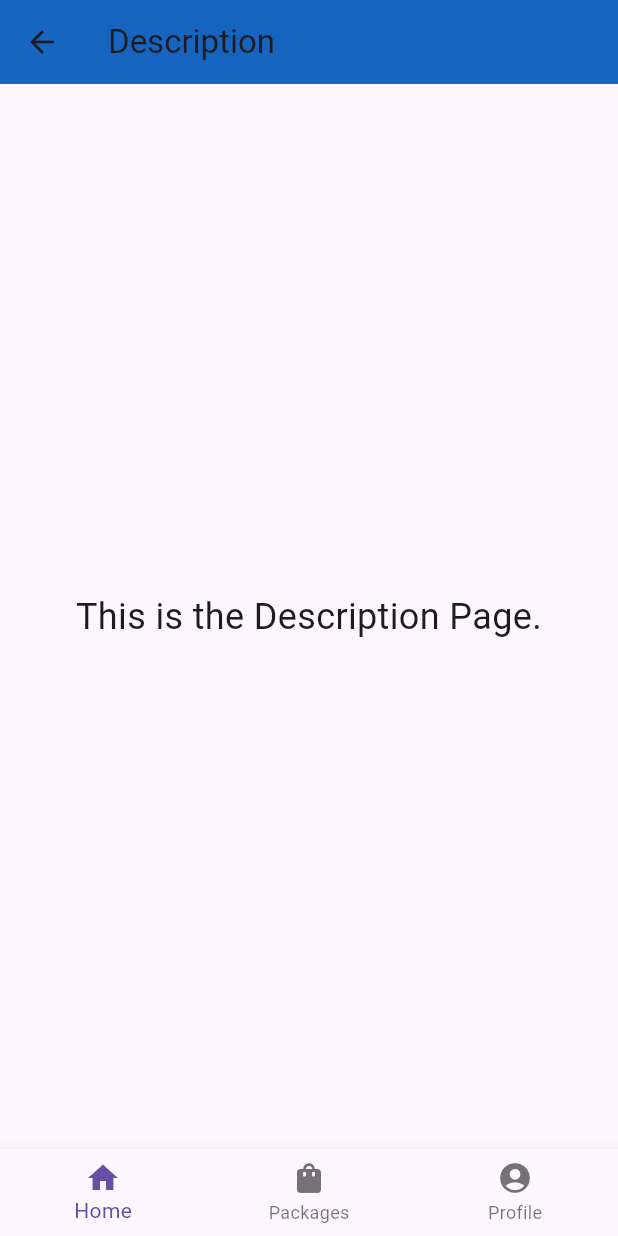
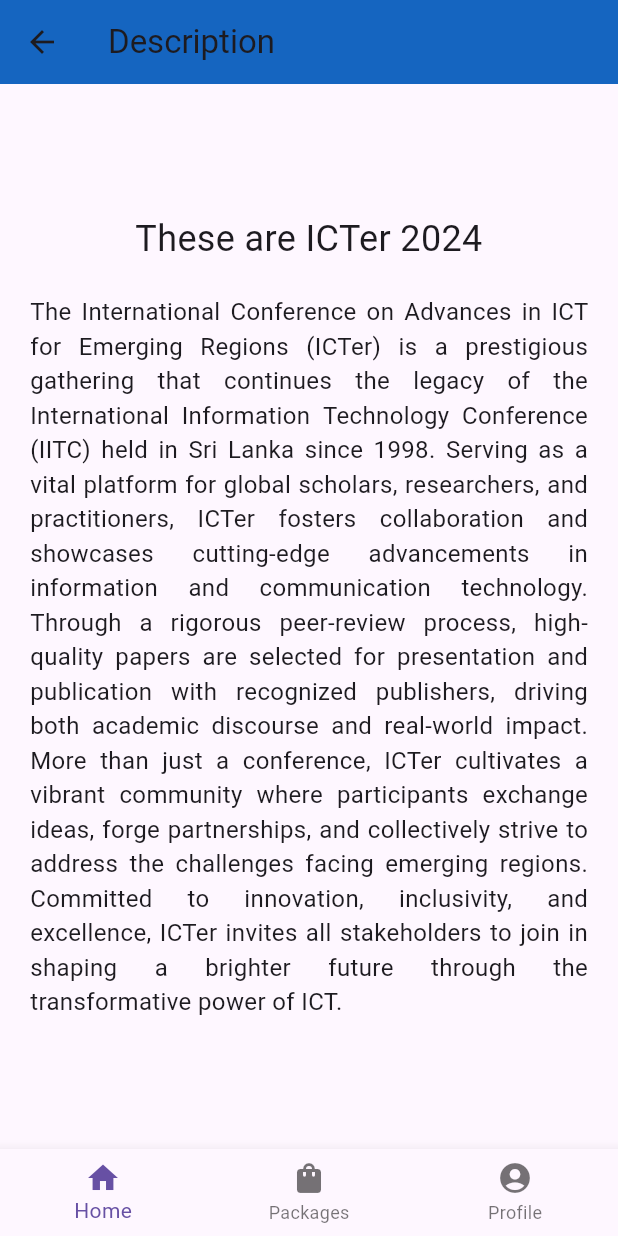
Before and after one commit to ProjectConfee/Confee-mobile, a Flutter app: the screen it shows after launch, after a tap on "Description", on a phone screen of 412 x 824 dp. Run offline on Flutter 3.47's test engine with Material 3 defaults, Android fonts, the phone set to English and light mode, and no system bars; missing offline and left inert: qr_code_scanner.

Commit message:
updated on 24/7/9

```diff
--- a/lib/main.dart
+++ b/lib/main.dart
@@ -1,4 +1,6 @@
 // main.dart
+
+// ignore_for_file: prefer_const_constructors
 
 import 'package:flutter/material.dart';
 import 'package:youtube_1/pages/home_page.dart';
--- a/lib/pages/competition.dart
+++ b/lib/pages/competition.dart
@@ -1,3 +1,5 @@
+// ignore_for_file: prefer_const_constructors
+
 import 'package:flutter/material.dart';
 import 'package:youtube_1/pages/home_page.dart'; // Import HomePage
 import 'package:youtube_1/pages/profile_view.dart'; // Import ProfilePage
--- a/lib/pages/description_page.dart
+++ b/lib/pages/description_page.dart
@@ -1,3 +1,5 @@
+// ignore_for_file: prefer_const_constructors
+
 import 'package:flutter/material.dart';
 import 'package:youtube_1/pages/profile_view.dart'; // Import the ProfileViewPage
 
@@ -17,7 +19,6 @@
           },
         ),
       ),
-     // backgroundColor: Colors.blue[800],
       bottomNavigationBar: BottomNavigationBar(
         items: [
           BottomNavigationBarItem(icon: Icon(Icons.home), label: 'Home'),
@@ -45,10 +46,21 @@
         child: Center(
           child: Padding(
             padding: const EdgeInsets.all(20.0),
-            child: Text(
-              'This is the Description Page.',
-              style: TextStyle(fontSize: 24),
-              textAlign: TextAlign.center,
+            child: Column(
+              mainAxisAlignment: MainAxisAlignment.center,
+              children: [
+                Text(
+                  'These are ICTer 2024',
+                  style: TextStyle(fontSize: 24),
+                  textAlign: TextAlign.center,
+                ),
+                SizedBox(height: 20),
+                Text(
+                  'The International Conference on Advances in ICT for Emerging Regions (ICTer) is a prestigious gathering that continues the legacy of the International Information Technology Conference (IITC) held in Sri Lanka since 1998. Serving as a vital platform for global scholars, researchers, and practitioners, ICTer fosters collaboration and showcases cutting-edge advancements in information and communication technology. Through a rigorous peer-review process, high-quality papers are selected for presentation and publication with recognized publishers, driving both academic discourse and real-world impact. More than just a conference, ICTer cultivates a vibrant community where participants exchange ideas, forge partnerships, and collectively strive to address the challenges facing emerging regions. Committed to innovation, inclusivity, and excellence, ICTer invites all stakeholders to join in shaping a brighter future through the transformative power of ICT.',
+                  style: TextStyle(fontSize: 16),
+                  textAlign: TextAlign.justify,
+                ),
+              ],
             ),
           ),
         ),
--- a/lib/pages/home_page.dart
+++ b/lib/pages/home_page.dart
@@ -1,3 +1,5 @@
+// ignore_for_file: prefer_const_constructors
+
 import 'package:flutter/material.dart';
 import 'package:youtube_1/util/emoticon_face.dart';
 import 'package:youtube_1/util/exercise_tile.dart';
@@ -80,12 +82,9 @@
       backgroundColor: Colors.blue[800],
       bottomNavigationBar: BottomNavigationBar(
         items: [
-          BottomNavigationBarItem(icon: Icon(Icons.home), label: 'Home'),
-          BottomNavigationBarItem(icon: Icon(Icons.shopping_bag), label: 'Packages'),
-          BottomNavigationBarItem(
-            icon: Icon(Icons.account_circle),
-            label: 'Profile',
-          ),
+          BottomNavigationBarItem(icon: Icon(Icons.home,color: Colors.black,), label: 'Home'),
+          BottomNavigationBarItem(icon: Icon(Icons.shopping_bag,color:Colors.black,), label: 'Packages'),
+          BottomNavigationBarItem(icon: Icon(Icons.account_circle,color:Colors.black,),label: 'Profile'),
         ],
         onTap: (index) {
           if (index == 2) {
@@ -150,7 +149,8 @@
                       color: Color.fromARGB(255, 223, 234, 245),
                       borderRadius: BorderRadius.circular(12),
                     ),
-                    padding: EdgeInsets.all(12),
+                    padding: EdgeInsets.only(left: 15, top: 1, bottom: 1),
+
                     child: Row(
                       children: [
                         Icon(
@@ -176,7 +176,7 @@
                       ],
                     ),
                   ),
-                  SizedBox(height: 25),
+                  SizedBox(height: 35),
                   // Four different faces
                   Row(
                     mainAxisAlignment: MainAxisAlignment.spaceEvenly,
@@ -188,8 +188,10 @@
                         },
                         child: Column(
                           children: [
-                            EmoticonFace(
-                              emoticonFace: '🗺️', // Map emoji
+                            EmoticonFace(icon: Icons.map,
+
+
+ // Map emoji
                             ),
                             SizedBox(height: 8),
                             Text(
@@ -206,7 +208,9 @@
                         },
                         child: Column(
                           children: [
-                            EmoticonFace(emoticonFace: '🔗'),
+                            EmoticonFace(
+                                  icon: Icons.business,
+),
                             SizedBox(height: 8),
                             Text(
                               'Resources',
@@ -222,7 +226,9 @@
                         },
                         child: Column(
                           children: [
-                            EmoticonFace(emoticonFace: '📜'),
+                            EmoticonFace(
+                                                        icon: Icons.help,
+),
                             SizedBox(height: 8),
                             Text(
                               'Description',
@@ -239,6 +245,8 @@
                 ],
               ),
             ),
+            SizedBox(height: 12),
+
             Expanded(
               child: Container(
                 padding: EdgeInsets.all(25),
@@ -267,7 +275,7 @@
                           ExerciseTile(
                             icon: Icons.search,
                             exerciseName: 'I’M A RESEARCHER COMPETITION ',
-                            numberOfExercises: 16,
+
                             onTap: () {
                               _navigateToCompetitionPage(context); // Navigate to CompetitionPage on tile tap
                             },
@@ -275,13 +283,13 @@
                           ExerciseTile(
                             icon: Icons.check_circle,
                             exerciseName: 'STALL CHECKED IN PROCESS',
-                            numberOfExercises: 20,
+
                             onTap: () => _navigateToStallCheckedPage(context), // Navigate to StallCheckedPage
                           ),
                           ExerciseTile(
                             icon: Icons.qr_code,
                             exerciseName: 'Scan QR Code',
-                            numberOfExercises: 10,
+
                             onTap: () {
                               _navigateToQRScanPage(context); // Navigate to QRScanPage on QR code tile tap
                             },
--- a/lib/pages/image_page.dart
+++ b/lib/pages/image_page.dart
@@ -1,3 +1,5 @@
+// ignore_for_file: prefer_const_constructors
+
 import 'package:flutter/material.dart';
 import 'package:youtube_1/pages/home_page.dart'; // Import the HomePage
 import 'package:youtube_1/util/exercise_tile4.dart';
--- a/lib/pages/notification.dart
+++ b/lib/pages/notification.dart
@@ -1,3 +1,5 @@
+// ignore_for_file: prefer_const_constructors
+
 import 'package:flutter/material.dart';
 import 'package:youtube_1/pages/profile_view.dart'; // Import the ProfileViewPage
 
--- a/lib/pages/profile_view.dart
+++ b/lib/pages/profile_view.dart
@@ -1,3 +1,5 @@
+// ignore_for_file: prefer_final_fields
+
 import 'package:flutter/material.dart';
 
 class ProfileViewPage extends StatefulWidget {
--- a/lib/pages/resourcecategory.dart
+++ b/lib/pages/resourcecategory.dart
@@ -1,3 +1,5 @@
+// ignore_for_file: prefer_const_constructors
+
 import 'package:flutter/material.dart';
 import 'package:youtube_1/pages/home_page.dart'; // Import the HomePage
 import 'package:youtube_1/pages/image_page.dart';
--- a/lib/pages/resourceview_page.dart
+++ b/lib/pages/resourceview_page.dart
@@ -1,3 +1,5 @@
+// ignore_for_file: prefer_const_constructors
+
 import 'package:flutter/material.dart';
 import 'package:youtube_1/util/exercise_tile3.dart';
 import 'package:youtube_1/pages/resourcecategory.dart';  // Import the ResourceCategoryPage
--- a/lib/pages/stall_checked.dart
+++ b/lib/pages/stall_checked.dart
@@ -1,3 +1,5 @@
+// ignore_for_file: prefer_const_constructors
+
 import 'package:flutter/material.dart';
 import 'package:youtube_1/pages/home_page.dart'; // Import HomePage for navigation
 import 'package:youtube_1/pages/profile_view.dart'; // Import ProfilePage for navigation
--- a/lib/pages/stall_map_page.dart
+++ b/lib/pages/stall_map_page.dart
@@ -1,3 +1,5 @@
+// ignore_for_file: prefer_const_constructors
+
 import 'package:flutter/material.dart';
 import 'package:youtube_1/pages/home_page.dart'; // Import your home page file
 import 'package:youtube_1/pages/profile_view.dart'; // Import ProfileViewPage
--- a/lib/util/emoticon_face.dart
+++ b/lib/util/emoticon_face.dart
@@ -1,23 +1,41 @@
-import "package:flutter/material.dart";
+// ignore_for_file: prefer_const_constructors
+
+import 'package:flutter/material.dart';
 
 class EmoticonFace extends StatelessWidget {
-  final String emoticonFace;
+
+  final IconData icon;
 
   const EmoticonFace({
     Key? key,
-    required this.emoticonFace,
+
+    required this.icon,
   }) : super(key: key);
+
   @override
   Widget build(BuildContext context) {
     return Container(
+      width: 75,
+      height: 75,
+
       decoration: BoxDecoration(
-          color: Colors.blue[600], borderRadius: BorderRadius.circular(12)),
+        color: const Color.fromARGB(255, 197, 214, 229),
+        borderRadius: BorderRadius.circular(12),
+      ),
+
       padding: EdgeInsets.all(16),
-      child: Center(
-          child: Text(
-        emoticonFace,
-        style: TextStyle(fontSize: 20),
-      )),
+      child: Column(
+        mainAxisAlignment: MainAxisAlignment.center,
+        children: [
+          Icon(
+            icon,
+            color: Color.fromARGB(255, 94, 93, 93),
+            size: 30,
+          ),
+          SizedBox(height: 8),
+
+        ],
+      ),
     );
   }
 }
--- a/lib/util/exercise_tile.dart
+++ b/lib/util/exercise_tile.dart
@@ -1,16 +1,17 @@
+// ignore_for_file: prefer_const_constructors
+
 import 'package:flutter/material.dart';
 
 class ExerciseTile extends StatelessWidget {
   final IconData icon;
   final String exerciseName;
-  final int numberOfExercises;
+
   final VoidCallback onTap;
 
   const ExerciseTile({
     Key? key,
     required this.icon,
     required this.exerciseName,
-    required this.numberOfExercises,
     required this.onTap,
   }) : super(key: key);
 
@@ -56,14 +57,14 @@
                         ),
                       ),
                       SizedBox(height: 5),
-                      Text(
+                      /*Text(
                         '$numberOfExercises Exercises',
                         style: TextStyle(
                           fontWeight: FontWeight.bold,
                           fontSize: 14,
                           color: Colors.grey,
                         ),
-                      ),
+                      ),*/
                     ],
                   ),
                 ],
--- a/lib/util/exercise_tile2.dart
+++ b/lib/util/exercise_tile2.dart
@@ -1,3 +1,5 @@
+// ignore_for_file: prefer_const_constructors
+
 import 'package:flutter/material.dart';
 
 class ExerciseTile extends StatelessWidget {
--- a/lib/util/exercise_tile3.dart
+++ b/lib/util/exercise_tile3.dart
@@ -1,3 +1,5 @@
+// ignore_for_file: prefer_const_constructors
+
 import 'package:flutter/material.dart';
 
 class ExerciseTile extends StatelessWidget {
--- a/lib/util/exercise_tile4.dart
+++ b/lib/util/exercise_tile4.dart
@@ -1,3 +1,5 @@
+// ignore_for_file: prefer_const_constructors
+
 import 'package:flutter/material.dart';
 
 class ExerciseTile extends StatelessWidget {
```
Also changed, not shown: lib/pages/qrscan.dart (+39 -56 lines), pubspec.yaml (+18 -83 lines), lib/pages/web_view.dart (added), pubspec.lock, 1 other file.
